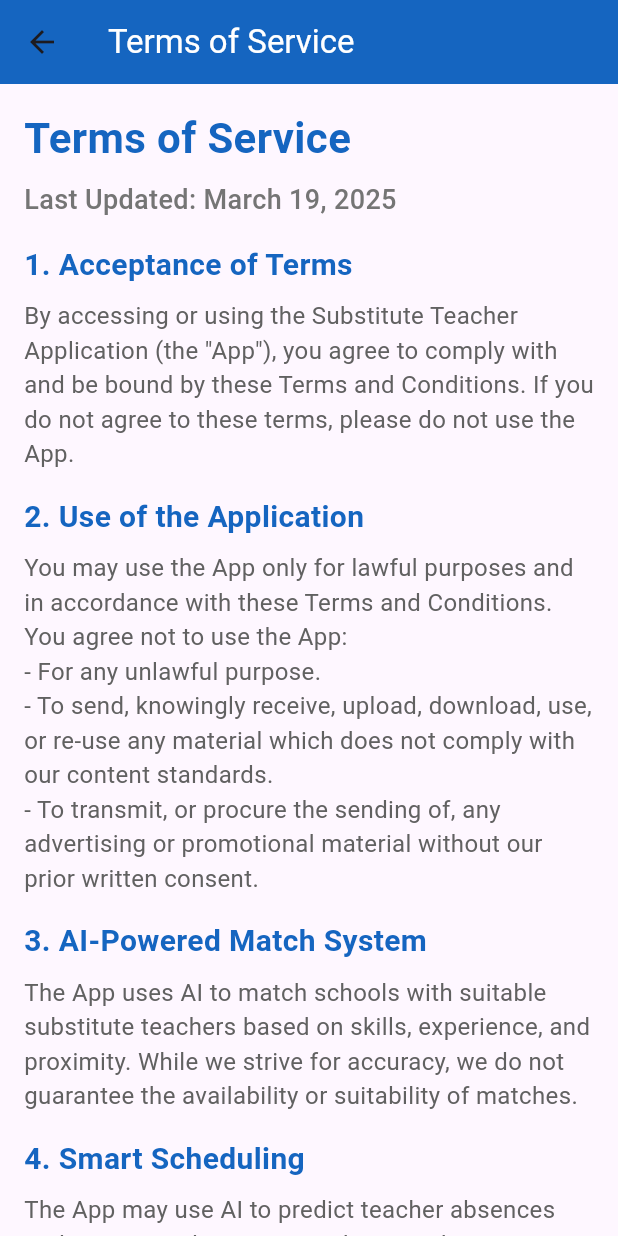
After one commit to SiddhiGandhi20/AI_Powered_SubTeach, a Flutter app: the TermsOfServiceScreen screen opened directly, on a phone screen of 412 x 824 dp. The commit adds this screen. Run offline on Flutter 3.47's test engine with Material 3 defaults, Android fonts, the phone set to English and light mode, and no system bars; our stand-ins replace fl_chart, google_fonts, google_sign_in, image_picker, lottie, table_calendar.

Commit message:
3rd commit

```diff
--- /dev/null
+++ b/lib/screens/PrivacyPolicyScreen.dart
@@ -0,0 +1,90 @@
+import 'package:flutter/material.dart';
+
+class PrivacyPolicyScreen extends StatelessWidget {
+  @override
+  Widget build(BuildContext context) {
+    return Scaffold(
+      appBar: AppBar(
+        title: Text('Privacy Policy', style: TextStyle(color: Colors.white)),
+        backgroundColor: Colors.blue[800],
+      ),
+      body: SingleChildScrollView(
+        padding: EdgeInsets.all(16.0),
+        child: Column(
+          crossAxisAlignment: CrossAxisAlignment.start,
+          children: [
+            Text(
+              'Privacy Policy',
+              style: TextStyle(fontSize: 28, fontWeight: FontWeight.bold, color: Colors.blue[800]),
+            ),
+            SizedBox(height: 8),
+            Text(
+              'Last Updated: March 19, 2025',
+              style: TextStyle(fontSize: 18, fontWeight: FontWeight.w500, color: Colors.grey[600]),
+            ),
+            SizedBox(height: 16),
+            _buildPolicySection(
+              title: '1. Information We Collect',
+              content: 'We collect information about you when you use the Substitute Teacher Application (the "App"). This includes:\n'
+                  '- Information you provide directly to us, such as your name, email address, phone number, qualifications, and certifications.\n'
+                  '- Information we collect automatically, such as your IP address, device information, location data, and usage data.',
+            ),
+            _buildPolicySection(
+              title: '2. How We Use Your Information',
+              content: 'We use the information we collect to:\n'
+                  '- Provide and improve our services, including AI-powered matching, smart scheduling, and automated verification.\n'
+                  '- Process payments and manage your account.\n'
+                  '- Communicate with you about our services and promotions.\n'
+                  '- Personalize your experience and provide insights and analytics to schools.\n'
+                  '- Monitor and analyze trends and usage.',
+            ),
+            _buildPolicySection(
+              title: '3. Information Sharing and Disclosure',
+              content: 'We do not sell, trade, or otherwise transfer your personal information to outside parties without your consent, except:\n'
+                  '- With trusted third parties who assist us in operating the App, conducting our business, or servicing you.\n'
+                  '- When we believe release is appropriate to comply with the law, enforce our site policies, or protect ours or others’ rights, property, or safety.',
+            ),
+            _buildPolicySection(
+              title: '4. Data Security',
+              content: 'We implement a variety of security measures to maintain the safety of your personal information. However, no method of transmission over the internet or electronic storage is 100% secure.',
+            ),
+            _buildPolicySection(
+              title: '5. AI and Automated Processing',
+              content: 'The App uses AI for various functions, including matching, scheduling, and verification. We ensure that these processes are fair, transparent, and respect your rights.',
+            ),
+            _buildPolicySection(
+              title: '6. Your Rights',
+              content: 'You have the right to access, correct, or delete your personal information. You may also object to or restrict the processing of your data.',
+            ),
+            _buildPolicySection(
+              title: '7. Changes to the Privacy Policy',
+              content: 'We may update our Privacy Policy from time to time. We will notify you of any changes by posting the new Privacy Policy on this page.',
+            ),
+            _buildPolicySection(
+              title: '8. Contact Information',
+              content: 'If you have any questions about this Privacy Policy, please contact us at [Your Contact Information].',
+            ),
+          ],
+        ),
+      ),
+    );
+  }
+
+  Widget _buildPolicySection({required String title, required String content}) {
+    return Column(
+      crossAxisAlignment: CrossAxisAlignment.start,
+      children: [
+        Text(
+          title,
+          style: TextStyle(fontSize: 20, fontWeight: FontWeight.bold, color: Colors.blue[800]),
+        ),
+        SizedBox(height: 8),
+        Text(
+          content,
+          style: TextStyle(fontSize: 16, color: Colors.grey[700]),
+        ),
+        SizedBox(height: 16),
+      ],
+    );
+  }
+}
--- /dev/null
+++ b/lib/screens/TermsOfServiceScreen.dart
@@ -0,0 +1,96 @@
+import 'package:flutter/material.dart';
+
+class TermsOfServiceScreen extends StatelessWidget {
+  @override
+  Widget build(BuildContext context) {
+    return Scaffold(
+      appBar: AppBar(
+        title: Text('Terms of Service', style: TextStyle(color: Colors.white)),
+        backgroundColor: Colors.blue[800],
+      ),
+      body: SingleChildScrollView(
+        padding: EdgeInsets.all(16.0),
+        child: Column(
+          crossAxisAlignment: CrossAxisAlignment.start,
+          children: [
+            Text(
+              'Terms of Service',
+              style: TextStyle(fontSize: 28, fontWeight: FontWeight.bold, color: Colors.blue[800]),
+            ),
+            SizedBox(height: 8),
+            Text(
+              'Last Updated: March 19, 2025',
+              style: TextStyle(fontSize: 18, fontWeight: FontWeight.w500, color: Colors.grey[600]),
+            ),
+            SizedBox(height: 16),
+            _buildTermsSection(
+              title: '1. Acceptance of Terms',
+              content: 'By accessing or using the Substitute Teacher Application (the "App"), you agree to comply with and be bound by these Terms and Conditions. If you do not agree to these terms, please do not use the App.',
+            ),
+            _buildTermsSection(
+              title: '2. Use of the Application',
+              content: 'You may use the App only for lawful purposes and in accordance with these Terms and Conditions. You agree not to use the App:\n'
+                  '- For any unlawful purpose.\n'
+                  '- To send, knowingly receive, upload, download, use, or re-use any material which does not comply with our content standards.\n'
+                  '- To transmit, or procure the sending of, any advertising or promotional material without our prior written consent.',
+            ),
+            _buildTermsSection(
+              title: '3. AI-Powered Match System',
+              content: 'The App uses AI to match schools with suitable substitute teachers based on skills, experience, and proximity. While we strive for accuracy, we do not guarantee the availability or suitability of matches.',
+            ),
+            _buildTermsSection(
+              title: '4. Smart Scheduling',
+              content: 'The App may use AI to predict teacher absences and suggest substitutes in advance. These predictions are estimates and not guarantees of actual events.',
+            ),
+            _buildTermsSection(
+              title: '5. Automated Verification System',
+              content: 'The App uses AI to verify teachers\' qualifications, background checks, and certifications. You consent to the use of your personal information for this purpose.',
+            ),
+            _buildTermsSection(
+              title: '6. Payment Integration',
+              content: 'The App includes a payment system for automatic payments to teachers. You authorize us to process payments on your behalf. We are not responsible for any errors or delays in payments.',
+            ),
+            _buildTermsSection(
+              title: '7. Feedback and Rating System',
+              content: 'You may rate and review schools and teachers through the App. We use this feedback to improve our matching algorithms. All reviews must be honest and respectful.',
+            ),
+            _buildTermsSection(
+              title: '8. Data Analytics',
+              content: 'The App provides schools with insights into teacher attendance trends, substitute demand, and costs. This data is used to improve the efficiency and effectiveness of the App.',
+            ),
+            _buildTermsSection(
+              title: '9. Limitation of Liability',
+              content: 'To the extent permitted by law, we exclude all conditions, warranties, representations, or other terms which may apply to the App or any content on it, whether express or implied.',
+            ),
+            _buildTermsSection(
+              title: '10. Governing Law',
+              content: 'These Terms and Conditions shall be governed and construed in accordance with the laws of [Your Country], without regard to its conflict of law provisions.',
+            ),
+            _buildTermsSection(
+              title: '11. Contact Information',
+              content: 'If you have any questions about these Terms and Conditions, please contact us at [Your Contact Information].',
+            ),
+          ],
+        ),
+      ),
+    );
+  }
+
+  Widget _buildTermsSection({required String title, required String content}) {
+    return Column(
+      crossAxisAlignment: CrossAxisAlignment.start,
+      children: [
+        Text(
+          title,
+          style: TextStyle(fontSize: 20, fontWeight: FontWeight.bold, color: Colors.blue[800]),
+        ),
+        SizedBox(height: 8),
+        Text(
+          content,
+          style: TextStyle(fontSize: 16, color: Colors.grey[700]),
+        ),
+        SizedBox(height: 16),
+      ],
+    );
+  }
+}
```
Also changed, not shown: lib/screens/signup_screen.dart (+21 -2 lines).
